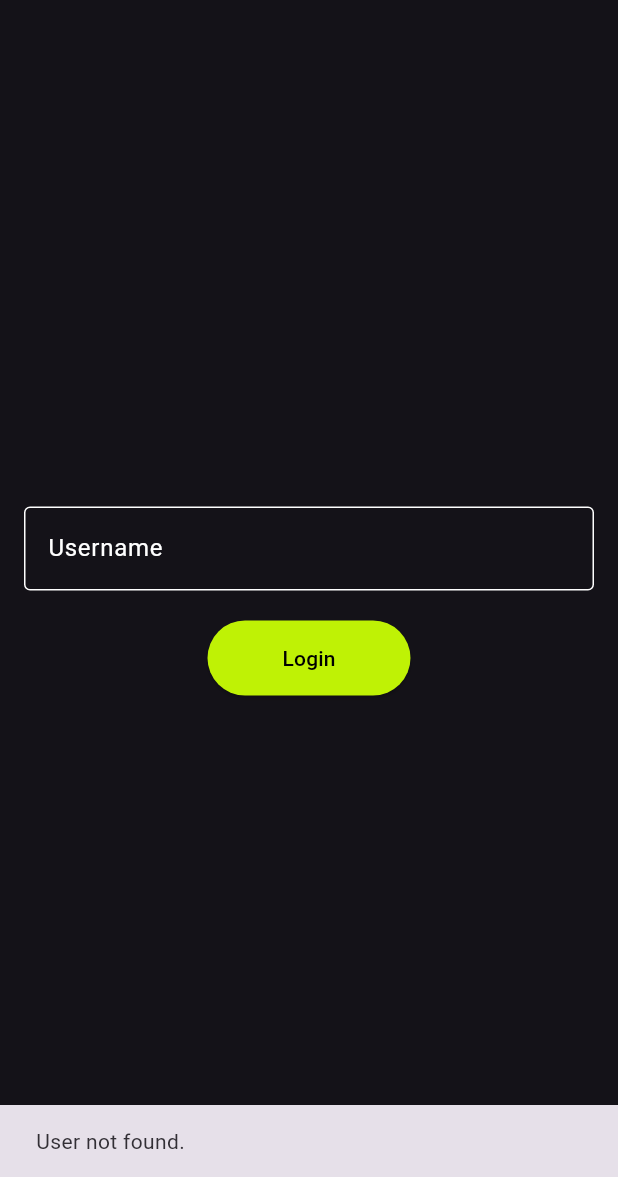
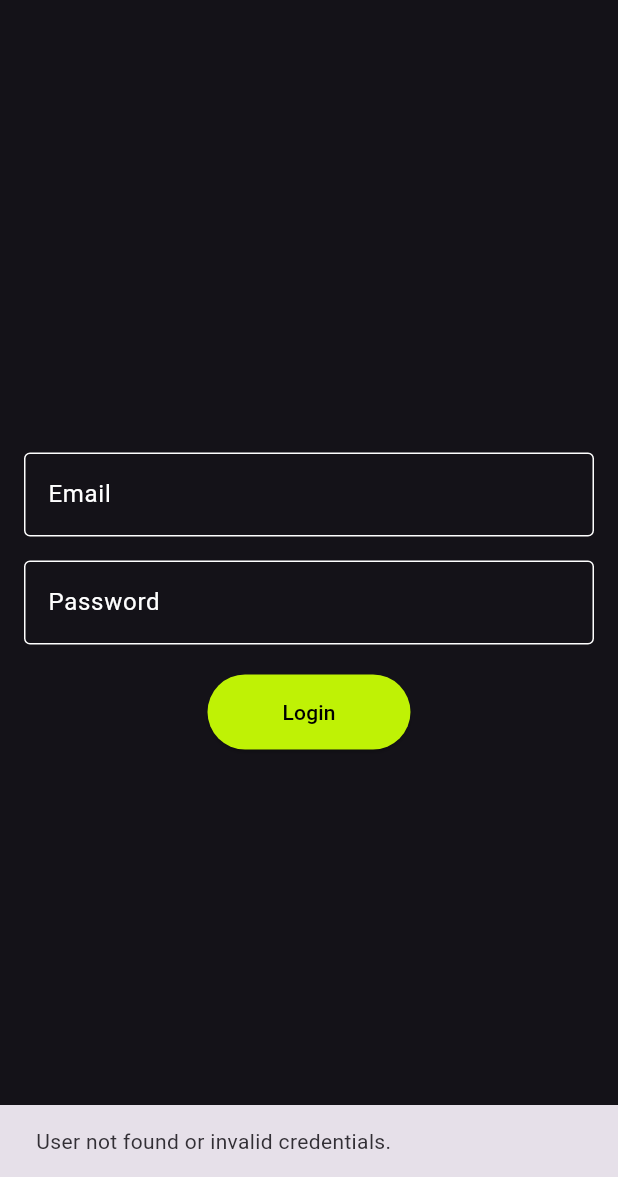
Before and after one commit to lucaazalim/ldamd-tracky, a Flutter app: the screen it shows after launch, after a tap on "Login", on a phone screen of 412 x 824 dp, the part 59-1236 px from its top. Run offline on Flutter 3.47's test engine with Material 3 defaults, Android fonts, the phone set to English and light mode, and no system bars; our stand-ins replace camera, dio, flutter_map, geolocator, latlong2, shared_preferences and 1 more; missing offline and left inert: open_route_service; accounts and stored records are empty.

Commit message:
refactory: change in user model.

```diff
--- a/code/mobile/assets/mock/data.json
+++ b/code/mobile/assets/mock/data.json
@@ -2,26 +2,30 @@
   "users": [
     {
       "id": 1,
-      "username": "cliente",
       "name": "Maria Silva",
+      "email": "maria@email.com",
+      "password": "123456",
       "type": "CUSTOMER"
     },
     {
       "id": 2,
-      "username": "entregador",
       "name": "João Oliveira",
+      "email": "joao@email.com",
+      "password": "654321",
       "type": "DRIVER"
     },
     {
       "id": 3,
-      "username": "cliente789",
       "name": "Ana Souza",
+      "email": "ana@email.com",
+      "password": "senhaana",
       "type": "CUSTOMER"
     },
     {
       "id": 4,
-      "username": "entregador101",
       "name": "Pedro Santos",
+      "email": "pedro@email.com",
+      "password": "senhapedro",
       "type": "DRIVER"
     }
   ],
--- a/code/mobile/lib/modules/common/data/user.dart
+++ b/code/mobile/lib/modules/common/data/user.dart
@@ -3,26 +3,29 @@ import 'package:mobile/modules/common/data/enum/user_type.dart';
 /// Represents a user in the system.
 ///
 /// This class is used to store and manage user information such as ID,
-/// username, name, and user type. It also provides methods for JSON
+/// email, name, password, and user type. It also provides methods for JSON
 /// serialization and deserialization.
 class User {
   final int id;
-  final String username;
   final String name;
+  final String email;
+  final String password;
   final UserType type;
 
   User({
     required this.id,
-    required this.username,
     required this.name,
+    required this.email,
+    required this.password,
     required this.type,
   });
 
   factory User.fromJson(Map<String, dynamic> json) {
     return User(
       id: json['id'],
-      username: json['username'],
       name: json['name'],
+      email: json['email'],
+      password: json['password'],
       type: UserType.fromString(json['type']),
     );
   }
@@ -30,8 +33,9 @@ class User {
   Map<String, dynamic> toJson() {
     return {
       'id': id,
-      'username': username,
       'name': name,
+      'email': email,
+      'password': password,
       'type': type.toJson(),
     };
   }
--- a/code/mobile/lib/modules/common/screens/shared_preferences.dart
+++ b/code/mobile/lib/modules/common/screens/shared_preferences.dart
@@ -6,7 +6,7 @@ import '../../common/components/bottom_bar.dart';
 
 /// A page for displaying and managing user preferences.
 ///
-/// This page shows the username, user type, and allows toggling the theme mode.
+/// This page shows the email, user type, and allows toggling the theme mode.
 class PreferencesPage extends StatefulWidget {
   const PreferencesPage({Key? key}) : super(key: key);
 
@@ -15,7 +15,7 @@ class PreferencesPage extends StatefulWidget {
 }
 
 class _PreferencesPageState extends State<PreferencesPage> {
-  String _username = '';
+  String _email = '';
   String _userType = '';
   int _bottomNavIndex = 2;
 
@@ -28,7 +28,7 @@ class _PreferencesPageState extends State<PreferencesPage> {
   Future<void> _loadUserData() async {
     final prefs = await SharedPreferences.getInstance();
     setState(() {
-      _username = prefs.getString('username') ?? 'No username found';
+      _email = prefs.getString('email') ?? 'No email found';
       _userType = prefs.getString('type') ?? 'Unknown user type';
       _bottomNavIndex = _userType == 'CUSTOMER' ? 2 : 1;
     });
@@ -64,7 +64,7 @@ class _PreferencesPageState extends State<PreferencesPage> {
               ],
             ),
             const SizedBox(height: 20),
-            Text('Username: $_username', style: const TextStyle(fontSize: 18)),
+            Text('Email: $_email', style: const TextStyle(fontSize: 18)),
             const SizedBox(height: 30),
             Text('User type: ${(_userType).toLowerCase()}', style: const TextStyle(fontSize: 18)),
           ],
--- a/code/mobile/lib/modules/common/services/auth_service.dart
+++ b/code/mobile/lib/modules/common/services/auth_service.dart
@@ -10,13 +10,12 @@ class AuthService {
     return json.decode(response);
   }
 
-  Future<Map<String, dynamic>?> login(String username) async {
+  Future<Map<String, dynamic>?> login(String email, String password) async {
     final mockData = await _loadMockData();
     final users = mockData['users'] as List<dynamic>;
 
     for (final user in users) {
-      if (user['username'] == username) {
-
+      if (user['email'] == email && user['password'] == password) {
         return user as Map<String, dynamic>;
       }
     }
--- a/code/mobile/lib/modules/common/services/orders_service.dart
+++ b/code/mobile/lib/modules/common/services/orders_service.dart
@@ -45,10 +45,10 @@ class OrdersService {
     try {
       for (var order in driverOrders) {
         order.driver = await UserService().getUserById(order.driverId);
-        print("driver: ${order.driver?.username}");
+        //print("driver: ${order.driver?.name}");
 
         order.costumer = await UserService().getUserById(order.customerId);
-        print("costumer: ${order.costumer?.username}");
+        //print("costumer: ${order.costumer?.name}");
       }
     } catch (e, stacktrace) {
       print("Error fetching users: $e");
--- a/code/mobile/lib/modules/driver/screens/order_details_page.dart
+++ b/code/mobile/lib/modules/driver/screens/order_details_page.dart
@@ -197,8 +197,8 @@ class _OrderDetailsScreenState extends State<OrderDetailsScreen> {
         child: ListView(
           children: [
             Text('Order ID: ${order.id}', style: const TextStyle(fontSize: 18)),
-            Text('Client: ${order.costumer?.username ?? 'Unknown'}'),
-            Text('Driver: ${order.driver?.username ?? 'Unknown'}'),
+            Text('Client: ${order.costumer?.name ?? 'Unknown'}'),
+            Text('Driver: ${order.driver?.name ?? 'Unknown'}'),
             Text('Address: ${order.originAddress}'),
             Text('Address: ${order.destinationAddress}'),
             Text('Description: ${order.description}'),
--- a/code/mobile/lib/modules/lobby/login_page.dart
+++ b/code/mobile/lib/modules/lobby/login_page.dart
@@ -6,7 +6,7 @@ import '../common/services/auth_service.dart';
 
 /// A page that handles user login.
 ///
-/// This page allows users to log in by providing their username. Depending on the user type (CUSTOMER or DRIVER),
+/// This page allows users to log in by providing their email and password. Depending on the user type (CUSTOMER or DRIVER),
 /// they are redirected to the appropriate section of the app.
 class LoginPage extends StatefulWidget {
   const LoginPage({Key? key}) : super(key: key);
@@ -16,18 +16,20 @@ class LoginPage extends StatefulWidget {
 }
 
 class _LoginPageState extends State<LoginPage> {
-  final TextEditingController _usernameController = TextEditingController();
+  final TextEditingController _emailController = TextEditingController();
+  final TextEditingController _passwordController = TextEditingController();
 
   final AuthService _authService = AuthService();
   Future<void> _login(BuildContext context) async {
-    final String username = _usernameController.text;
+    final String email = _emailController.text;
+    final String password = _passwordController.text;
 
-    final user = await _authService.login(username);
+    final user = await _authService.login(email, password);
 
     if (user != null) {
       final prefs = await SharedPreferences.getInstance();
       await prefs.setInt('userId', user['id']);
-      await prefs.setString('username', username);
+      await prefs.setString('email', email);
       await prefs.setString('type', user['type']);
 
       if (user['type'] == 'CUSTOMER') {
@@ -40,7 +42,7 @@ class _LoginPageState extends State<LoginPage> {
       }
     } else {
       ScaffoldMessenger.of(context).showSnackBar(
-        const SnackBar(content: Text('User not found.')),
+        const SnackBar(content: Text('User not found or invalid credentials.')),
       );
     }
   }
@@ -75,12 +77,41 @@ class _LoginPageState extends State<LoginPage> {
           mainAxisAlignment: MainAxisAlignment.center,
           children: [
             TextField(
-              controller: _usernameController,
+              controller: _emailController,
               style: TextStyle(
                 color: themeProvider.isDarkMode ? Colors.white : Colors.black,
               ),
               decoration: InputDecoration(
-                labelText: 'Username',
+                labelText: 'Email',
+                labelStyle: TextStyle(
+                  color: themeProvider.isDarkMode ? Colors.white : Colors.black,
+                ),
+                border: OutlineInputBorder(
+                  borderSide: BorderSide(
+                    color: themeProvider.isDarkMode ? Colors.white : Colors.black,
+                  ),
+                ),
+                enabledBorder: OutlineInputBorder(
+                  borderSide: BorderSide(
+                    color: themeProvider.isDarkMode ? Colors.white : Colors.black,
+                  ),
+                ),
+                focusedBorder: OutlineInputBorder(
+                  borderSide: BorderSide(
+                    color: themeProvider.isDarkMode ? Colors.white : Colors.black,
+                  ),
+                ),
+              ),
+            ),
+            const SizedBox(height: 16),
+            TextField(
+              controller: _passwordController,
+              obscureText: true,
+              style: TextStyle(
+                color: themeProvider.isDarkMode ? Colors.white : Colors.black,
+              ),
+              decoration: InputDecoration(
+                labelText: 'Password',
                 labelStyle: TextStyle(
                   color: themeProvider.isDarkMode ? Colors.white : Colors.black,
                 ),
```
